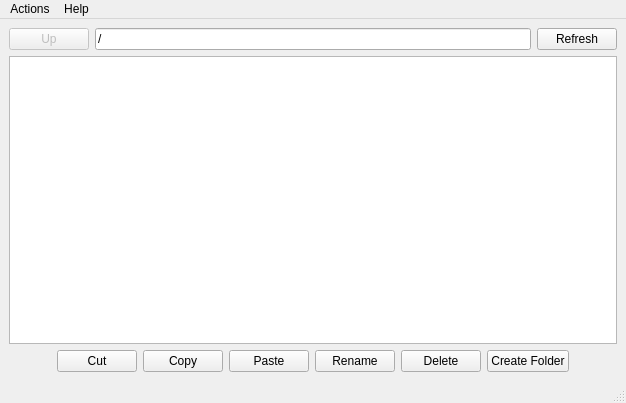
Qt form mainwindow.ui (lawand/droper) before a commit.
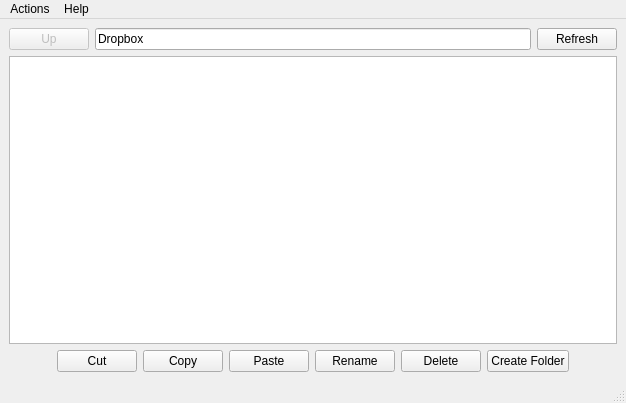
The same form after that commit. Icons and pictures are not drawn.

Commit message: displayed current folder instead of current directory

The edit to the form file:
```diff
--- a/mainwindow.ui
+++ b/mainwindow.ui
@@ -34,7 +34,7 @@
       <item>
        <widget class="QLineEdit" name="currentDirectoryLineEdit">
         <property name="text">
-         <string>/</string>
+         <string>Dropbox</string>
         </property>
         <property name="readOnly">
          <bool>true</bool>
```
Left out of the diff: 2 changed lines with no effect on the pictures. The commit also changes 1 other file.
